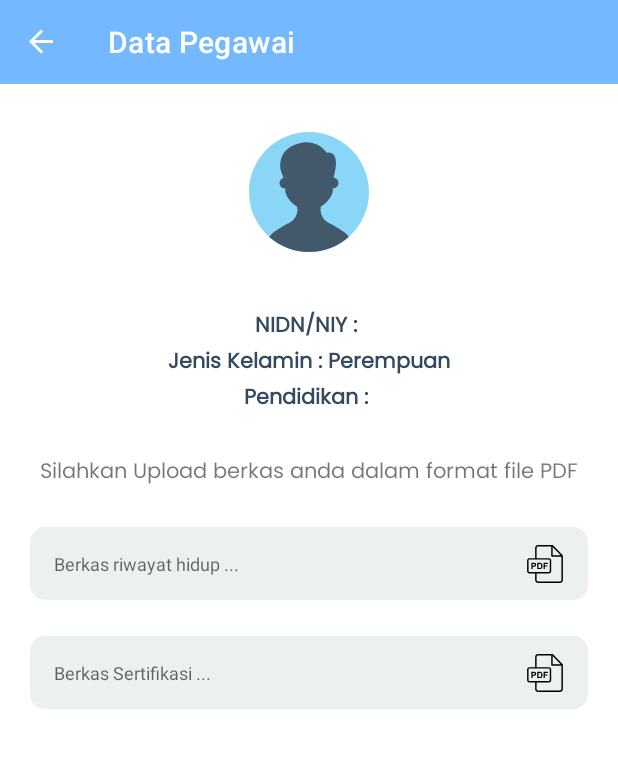
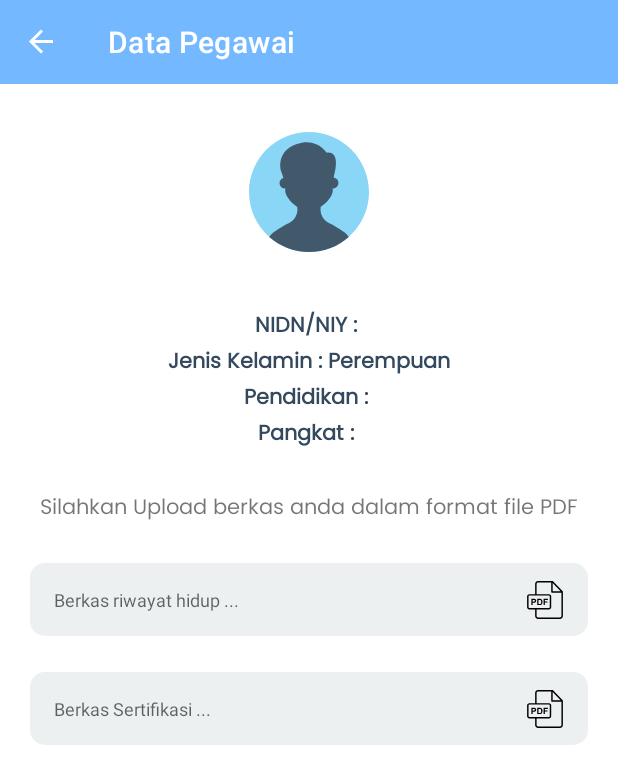
Before and after one commit to corn404/SIMPEG, an Android app: the Pegawai screen opened through its navigation route, on a phone screen of 412 x 824 dp. Shown: the top 784 px of the screen. Run offline under Robolectric (Android 15) with nearby library versions, the phone set to English and light mode, and no system bars; our stand-ins replace navigation-ui; libraries missing offline, so code that uses them is left out: com.google.zxing.integration, io.socket.client, io.socket.emitter; 6 statements that could not run were skipped.

Commit message:
update pangkat

```diff
--- /dev/null
+++ b/android/SIMPEGUMGO/app/src/main/java/com/umgo/simpeg_umgo/data/model/upload/CheckResponse.kt
@@ -0,0 +1,6 @@
+package com.umgo.simpeg_umgo.data.model.upload
+
+data class CheckResponse(
+    val code: Int,
+    val status: String
+)
--- a/android/SIMPEGUMGO/app/src/main/java/com/umgo/simpeg_umgo/data/utils/SharedUsers.kt
+++ b/android/SIMPEGUMGO/app/src/main/java/com/umgo/simpeg_umgo/data/utils/SharedUsers.kt
@@ -16,6 +16,8 @@ class SharedUsers(val context: Context) {
         private const val ROLE = "ROLE"
         private const val FILE_RIWAYAT = "FILE_RIWAYAT"
         private const val FILE_VERIFIKASI = "FILE_VERIFIKASI"
+        private const val ID_PANGKAT = "ID_PANGKAT"
+        private const val PANGKAT = "PANGKAT"
     }
 
     private val data = PreferenceManager.getDefaultSharedPreferences(context)
@@ -52,4 +54,9 @@ class SharedUsers(val context: Context) {
 
     var file_verifikasi = data.getString(FILE_VERIFIKASI, "")
         set(value) = data.edit().putString(FILE_VERIFIKASI, value).apply()
+
+    var id_pangkat = data.getString(ID_PANGKAT, "")
+        set(value) = data.edit().putString(ID_PANGKAT, value).apply()
+    var pangkat = data.getString(PANGKAT, "")
+        set(value) = data.edit().putString(PANGKAT, value).apply()
 }
--- a/android/SIMPEGUMGO/app/src/main/java/com/umgo/simpeg_umgo/ui/fragments/Pegawai/Pegawai.kt
+++ b/android/SIMPEGUMGO/app/src/main/java/com/umgo/simpeg_umgo/ui/fragments/Pegawai/Pegawai.kt
@@ -62,6 +62,7 @@ class Pegawai : Fragment(), UploadRequestBody.UploadCallback  {
         binding?.textJenisKelamin?.text =
             if (sharedUsers.kelamin == "L") "Jenis Kelamin : Laki - Laki" else "Jenis Kelamin : Perempuan"
         binding?.textPendidikan?.text = "Pendidikan : ${sharedUsers.pendidikan}"
+        binding?.textPangkat?.text = "Pangkat : ${sharedUsers.pangkat}"
 
         sharedUsers.let {
             if(it.file_riwayat.isNullOrEmpty()) {
--- a/android/SIMPEGUMGO/app/src/main/res/layout/fragment_pegawai.xml
+++ b/android/SIMPEGUMGO/app/src/main/res/layout/fragment_pegawai.xml
@@ -68,6 +68,17 @@ tools:context=".ui.fragments.Pegawai.Pegawai">
             android:layout_height="wrap_content"
             android:fontFamily="@font/poppins"
             android:text="Pendidikan : S1"
+            android:textAlignment="center"
+            android:textColor="@color/text_color2"
+            android:textSize="14sp"
+            android:textStyle="bold" />
+
+        <TextView
+            android:id="@+id/text_pangkat"
+            android:layout_width="match_parent"
+            android:layout_height="wrap_content"
+            android:fontFamily="@font/poppins"
+            android:text="Pangkat : "
             android:textAlignment="center"
             android:textColor="@color/text_color2"
             android:textSize="14sp"
--- a/android/SIMPEGUMGO/app/src/main/res/values/colors.xml
+++ b/android/SIMPEGUMGO/app/src/main/res/values/colors.xml
@@ -11,4 +11,7 @@
 
     <color name="text_color">#2c3e50</color>
     <color name="text_color2">#34495e</color>
+    <color name="grey">#ecf0f1</color>
+    <color name="grey2">#bdc3c7</color>
+    <color name="grey3">#95a5a6</color>
 </resources>
```
Also changed, not shown: android/SIMPEGUMGO/app/src/main/java/com/umgo/simpeg_umgo/data/service/API.kt (+6 -3 lines), android/SIMPEGUMGO/app/src/main/java/com/umgo/simpeg_umgo/ui/login/Login.kt (+12 -4 lines), 6 other files.
